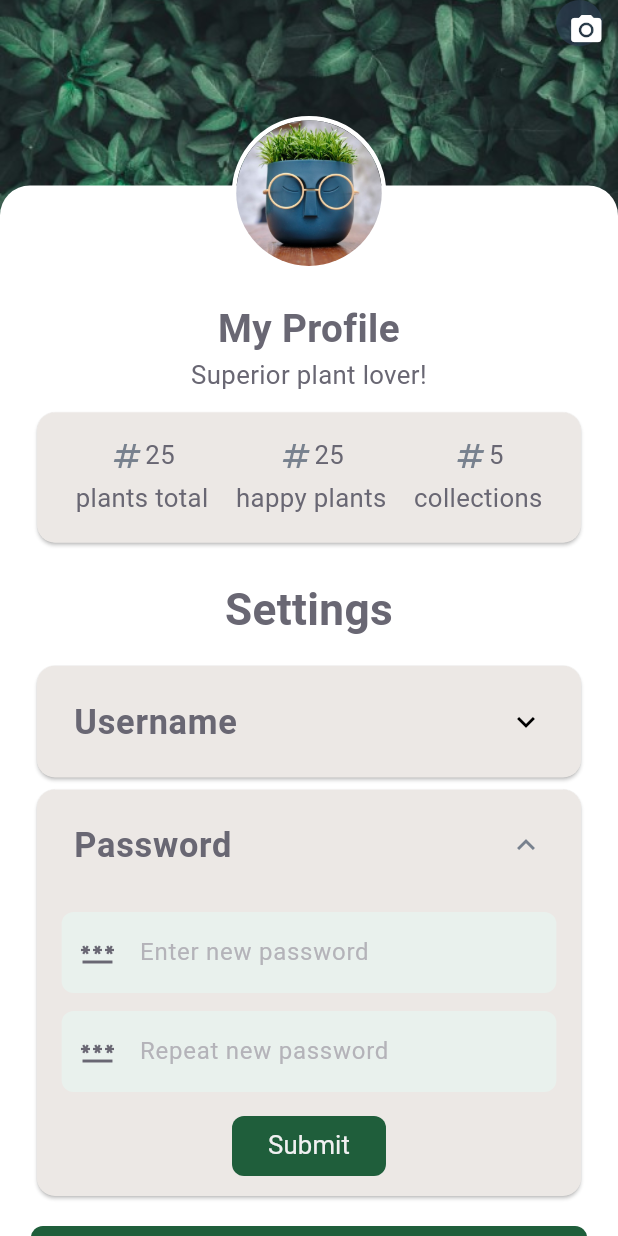
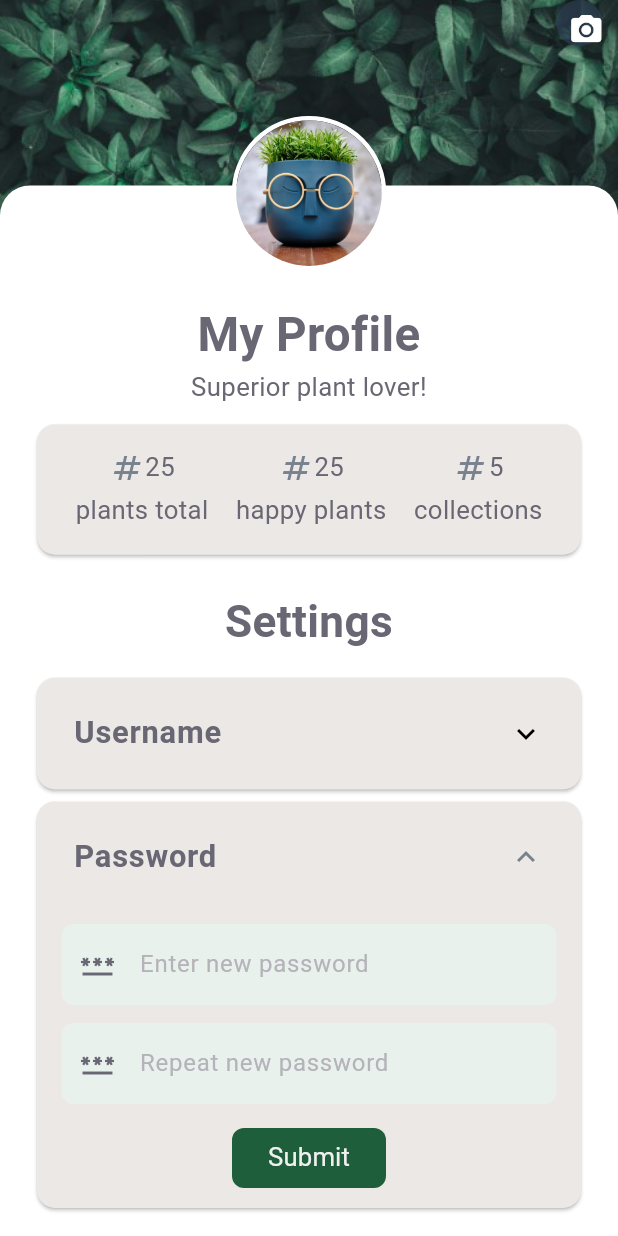
Before and after one commit to Team-Wilhelm/BotaniQue-MobDev, a Flutter app: the SettingsScreen screen opened directly, after a tap on "Username", after a tap on "Password", on a phone screen of 412 x 824 dp. Run offline on Flutter 3.47's test engine with Material 3 defaults, Android fonts, the phone set to English and light mode, and no system bars; our stand-ins replace animated_custom_dropdown, bloc, dart_mappable, flutter_bloc, flutter_secure_storage, google_fonts and 2 more; accounts and stored records are empty; generated files the repository leaves out were written again; network calls fail.

```diff
--- a/botanique/lib/main.dart
+++ b/botanique/lib/main.dart
@@ -170,6 +170,7 @@ void _handleGlobalEvents(BuildContext context, ServerEvent serverEvent) {
           .read<UserCubit>()
           .updateBlobUrl(serverEvent.getUserDto.blobUrl!);
     }
+    context.read<NavigationCubit>().changePage(NavigationConstants.home);
   }
   // Profile updates
   else if (serverEvent is ServerConfirmsUpdateUsername) {
--- a/botanique/lib/models/events/client_events.dart
+++ b/botanique/lib/models/events/client_events.dart
@@ -1,7 +1,6 @@
 import 'package:dart_mappable/dart_mappable.dart';
 
 import '../auth/log_in_dto.dart';
-import '../dtos/user/user_dto.dart';
 import '../models/collections.dart';
 import '../models/plant.dart';
 import '../models/uuid.dart';
--- a/botanique/lib/settings/profile_settings_banner.dart
+++ b/botanique/lib/settings/profile_settings_banner.dart
@@ -1,6 +1,5 @@
 import 'package:botanique/style/app_style.dart';
 import 'package:flutter/material.dart';
-import 'package:flutter/widgets.dart';
 import 'package:flutter_bloc/flutter_bloc.dart';
 import '../state/user_cubit.dart';
 import '../util/asset_constants.dart';
@@ -60,8 +59,11 @@ class ProfileSettingsBanner extends StatelessWidget {
             child: Center(
               child: BlocBuilder<UserCubit, UserCubitState>(
                 builder: (context, state) {
-                  return ClipOval(
-                    child: _buildImage(context, diameter),
+                  return GestureDetector(
+                    onTap: onEditTapped,
+                    child: ClipOval(
+                      child: _buildImage(context, diameter),
+                    ),
                   );
                 }
               ),
--- a/botanique/lib/settings/settings_screen.dart
+++ b/botanique/lib/settings/settings_screen.dart
@@ -45,9 +45,6 @@ class _SettingsScreenState extends State<SettingsScreen> {
     super.dispose();
   }
 
-  //TODO get data for stats card
-  //TODO deal with collections CRUD
-
   @override
   Widget build(BuildContext context) {
     final double diameter = MediaQuery.of(context).size.width * 0.25;
@@ -73,7 +70,7 @@ class _SettingsScreenState extends State<SettingsScreen> {
                 AppText(
                     text: userState.userDto.username ?? "My Profile",
                     textAlign: TextAlign.center,
-                    fontSize: FontSizes.h3,
+                    fontSize: FontSizes.h1,
                     fontWeight: FontWeight.bold),
                 const AppText(
                   text: "Superior plant lover!",
@@ -82,7 +79,7 @@ class _SettingsScreenState extends State<SettingsScreen> {
                 spacer,
                 _buildStatsCard(diameter),
                 spacerDouble,
-                const AppText(
+                AppText(
                     text: "Settings",
                     textAlign: TextAlign.center,
                     fontSize: FontSizes.h2,
@@ -99,7 +96,7 @@ class _SettingsScreenState extends State<SettingsScreen> {
                 spacer,
                 Padding(
                     padding: _getSymmetricHorizontalPadding(),
-                    child: const Column(
+                    child: Column(
                       children: [
                         AppText(
                           text: "About BotaniQue",
@@ -157,12 +154,16 @@ class _SettingsScreenState extends State<SettingsScreen> {
   }
 
   void _handleUpdateUsername(TextEditingController controller) {
-    context.read<WebSocketBloc>().add(ClientWantsToUpdateUsername(jwt: "", username: controller.text));
+    context
+        .read<WebSocketBloc>()
+        .add(ClientWantsToUpdateUsername(jwt: "", username: controller.text));
     controller.clear();
   }
 
   void _handleUpdatePassword(TextEditingController controller) {
-    context.read<WebSocketBloc>().add(ClientWantsToUpdatePassword(jwt: "", password: controller.text));
+    context
+        .read<WebSocketBloc>()
+        .add(ClientWantsToUpdatePassword(jwt: "", password: controller.text));
     controller.clear();
   }
 
@@ -291,7 +292,7 @@ class _SettingsScreenState extends State<SettingsScreen> {
             iconColor: AppColors.accent,
             title: AppText(
                 text: item.headerValue,
-                fontSize: FontSizes.h4,
+                fontSize: FontSizes.h5,
                 fontWeight: FontWeight.bold),
             onExpansionChanged: (bool expanded) {
               _handleTileToggle(item.id);
```
Also changed, not shown: botanique/lib/settings/image_update_screen.dart (+54 -45 lines), botanique/lib/state/user_cubit.dart (+7 -7 lines).
